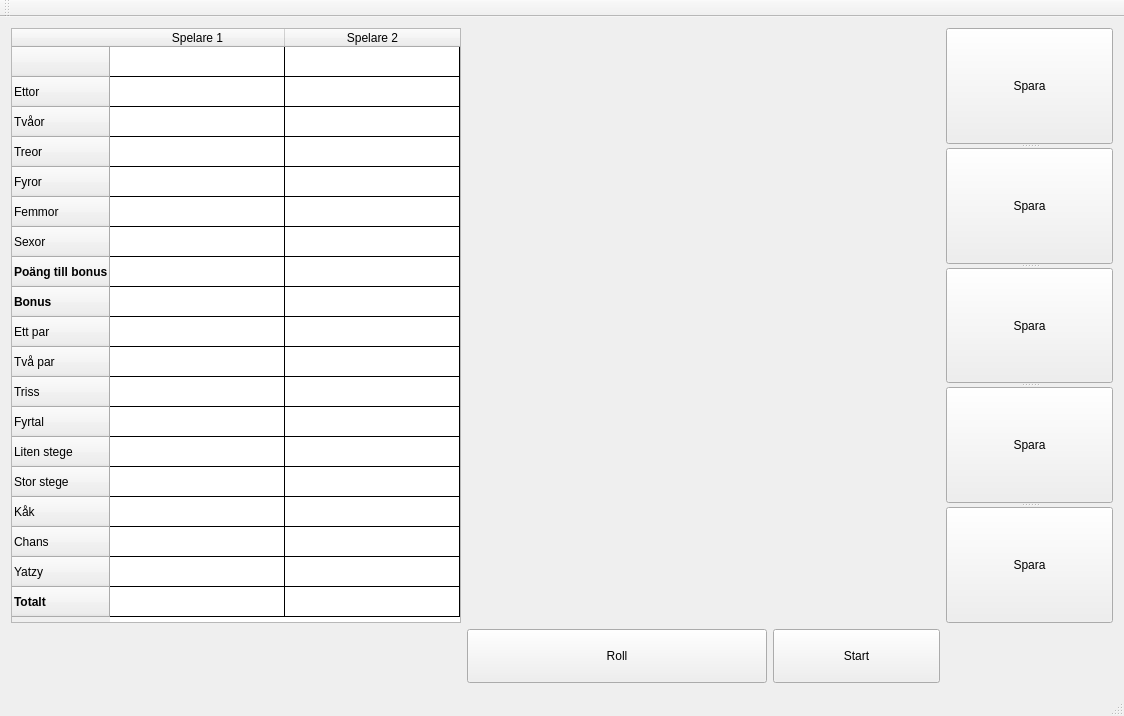
Old version of the form Yatzy/Yatzy/mainwindow.ui in the repository GUI-Programmering-Yatzy-Juli/Yatzy.
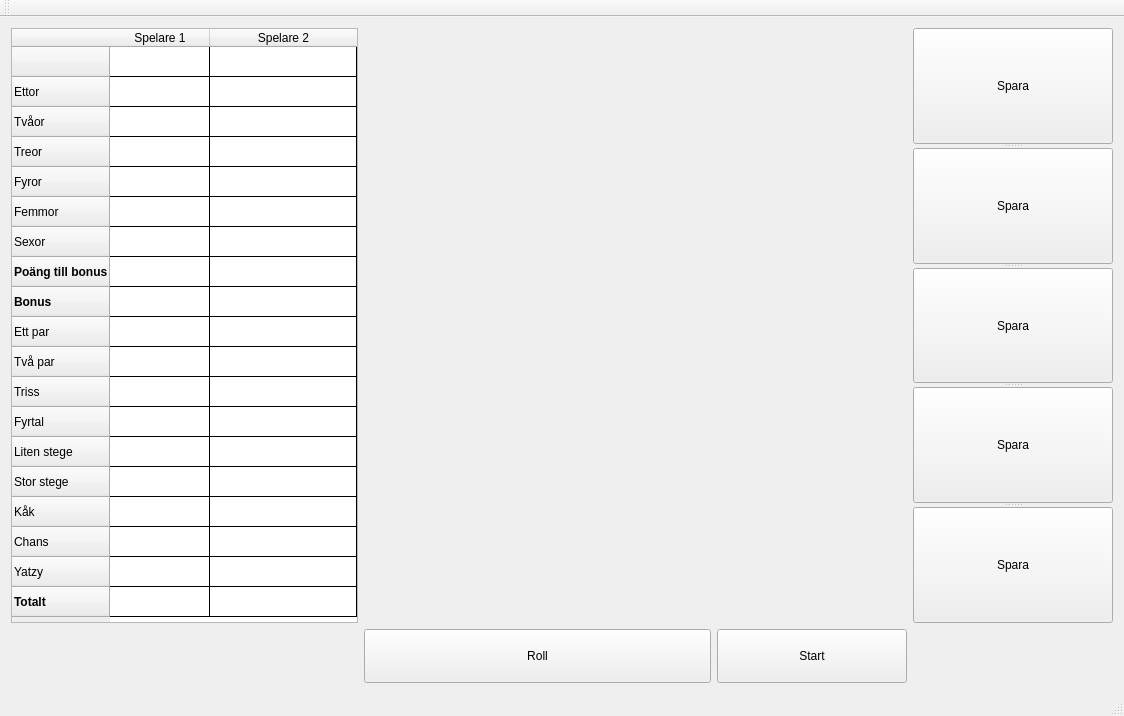
New version of the form.

```diff
--- a/Yatzy/Yatzy/mainwindow.ui
+++ b/Yatzy/Yatzy/mainwindow.ui
@@ -263,7 +263,7 @@
       </property>
       <property name="maximumSize">
        <size>
-        <width>500</width>
+        <width>800</width>
         <height>595</height>
        </size>
       </property>
@@ -320,7 +320,7 @@
        <enum>Qt::ScrollBarAlwaysOff</enum>
       </property>
       <property name="sizeAdjustPolicy">
-       <enum>QAbstractScrollArea::AdjustToContents</enum>
+       <enum>QAbstractScrollArea::AdjustIgnored</enum>
       </property>
       <property name="autoScroll">
        <bool>true</bool>
@@ -371,7 +371,7 @@
        <bool>false</bool>
       </attribute>
       <attribute name="horizontalHeaderDefaultSectionSize">
-       <number>175</number>
+       <number>100</number>
       </attribute>
       <attribute name="horizontalHeaderHighlightSections">
        <bool>true</bool>
```
Left out of the diff: 62 changed lines with no effect on the pictures.
